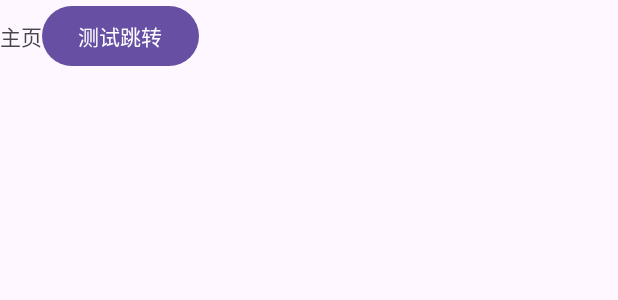
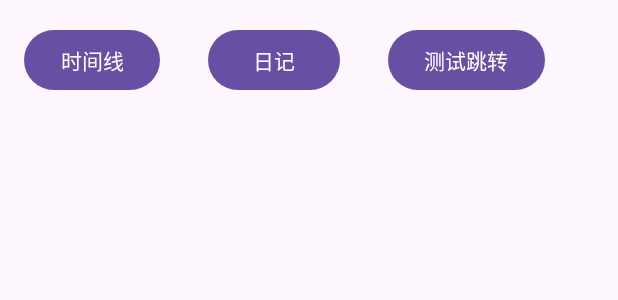
Before and after one commit to Guan612/myphoto, an Android app: the layout activity_main.xml on its own in the app's theme, with its tools: preview values and no code run, on a phone screen of 412 x 824 dp. Shown: the top 300 px of the screen. Run offline under Robolectric (Android 15) with nearby library versions, the phone set to English and light mode, and no system bars.

Commit message:
修改主页

```diff
--- a/app/src/main/java/com/example/myphoto/MainActivity.java
+++ b/app/src/main/java/com/example/myphoto/MainActivity.java
@@ -14,7 +14,7 @@ public class MainActivity extends AppCompatActivity {
         super.onCreate(savedInstanceState);
         setContentView(R.layout.activity_main);
         Button testbtn = (Button)findViewById(R.id.testbtn);
-
+        //测试登录按钮，后面修改
         testbtn.setOnClickListener(new View.OnClickListener() {
             @Override
             public void onClick(View view) {
--- a/app/src/main/res/layout/activity_main.xml
+++ b/app/src/main/res/layout/activity_main.xml
@@ -6,15 +6,29 @@
     android:layout_height="match_parent"
     tools:context=".MainActivity">
 
-    <TextView
+    <Button
         android:layout_width="wrap_content"
         android:layout_height="wrap_content"
-        android:text="主页"/>
+        android:layout_alignParentEnd="true"
+        android:layout_alignParentBottom="true"
+        android:layout_margin="16dp"
+        android:text="时间线"></Button>
 
     <Button
         android:layout_width="wrap_content"
         android:layout_height="wrap_content"
-        android:text="测试跳转"
-        android:id="@+id/testbtn"></Button>
+        android:layout_alignParentEnd="true"
+        android:layout_alignParentBottom="true"
+        android:layout_margin="16dp"
+        android:text="日记"></Button>
+
+    <Button
+        android:id="@+id/testbtn"
+        android:layout_width="wrap_content"
+        android:layout_height="wrap_content"
+        android:layout_alignParentEnd="true"
+        android:layout_alignParentBottom="true"
+        android:layout_margin="16dp"
+        android:text="测试跳转"></Button>
 
 </LinearLayout>
```
